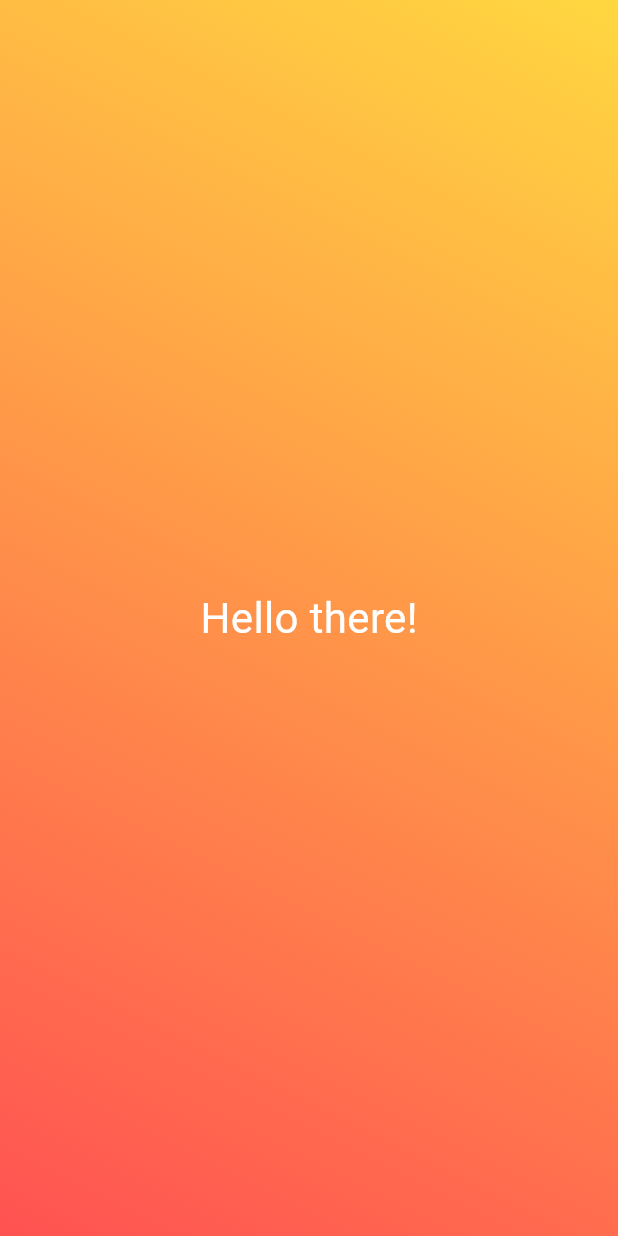
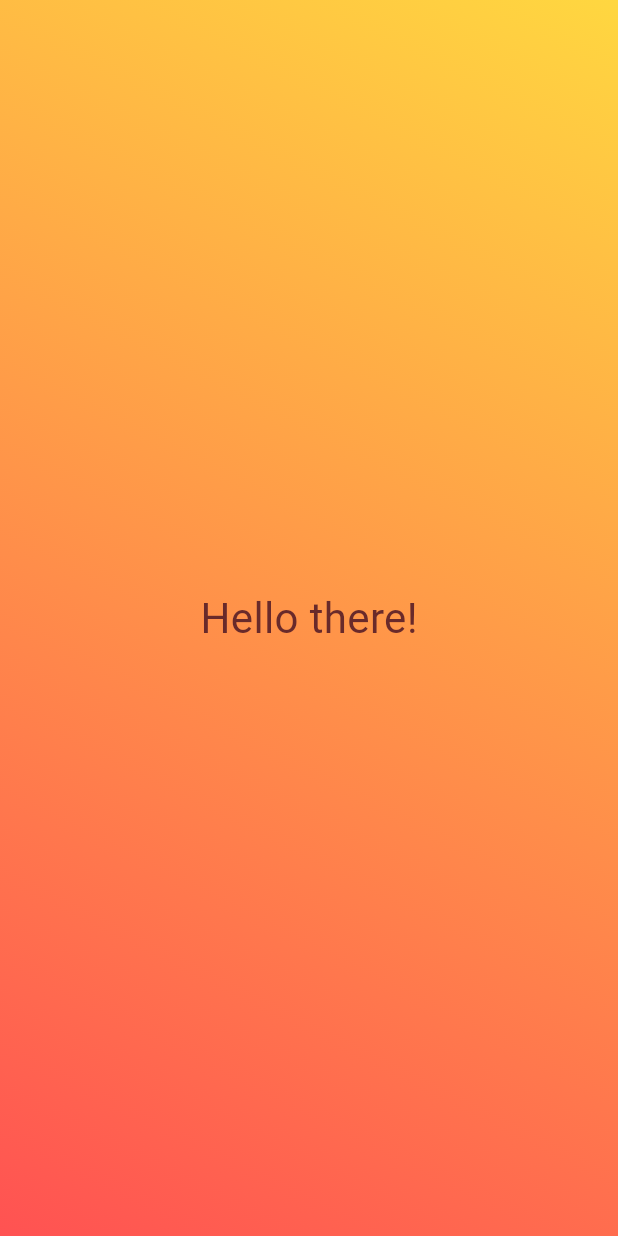
Before and after one commit to Akash-1gif/first_flutter_app, a Flutter app: the screen it shows after launch, on a phone screen of 412 x 824 dp. Run offline on Flutter 3.47's test engine with Material 3 defaults, Android fonts, the phone set to English and light mode, and no system bars.

```diff
--- a/lib/main.dart
+++ b/lib/main.dart
@@ -3,8 +3,16 @@ import 'package:flutter/material.dart';
 void main() {
   runApp(
     MaterialApp(
-      home: Scaffold(
-        body: Container(
+      home: Scaffold(body: GradientContainer()),
+    ),
+  );
+}
+
+// creating a class:
+class GradientContainer extends StatelessWidget {
+  @override
+  Widget build(BuildContext context) {
+    return Container(
       decoration: BoxDecoration(
         gradient: LinearGradient(
           colors: [Colors.amberAccent, Colors.redAccent],
@@ -14,10 +22,9 @@ void main() {
       ),
       child: const Center(
         child: Text('Hello there!',
-                style: TextStyle(fontSize: 28, color: Colors.white)),
-          ),
-        ),
-      ),
+            style: TextStyle(
+                fontSize: 28, color: Color.fromARGB(255, 105, 42, 42))),
       ),
     );
   }
+}
```
Also changed, not shown: 1 other file. Lines whose indentation alone changed are shown as unchanged.
